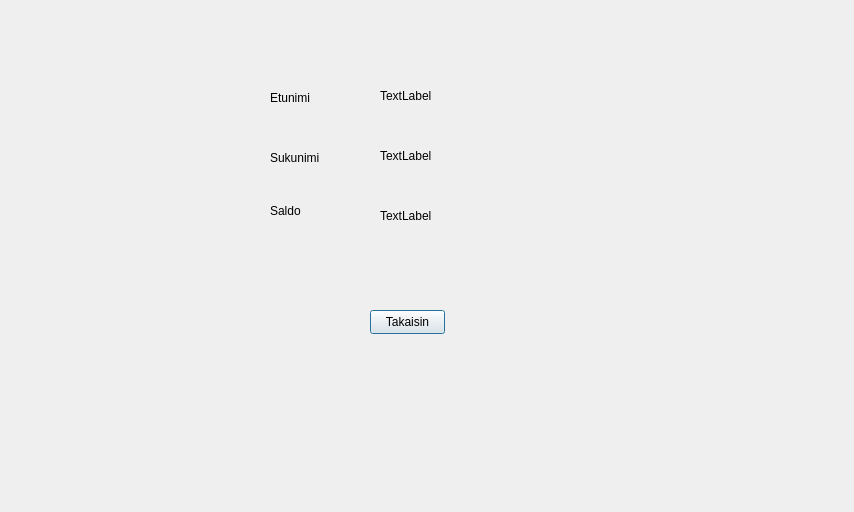
Kealerator/bank_atm_group3, file bank-automat/saldowindow.ui: the form before one commit.
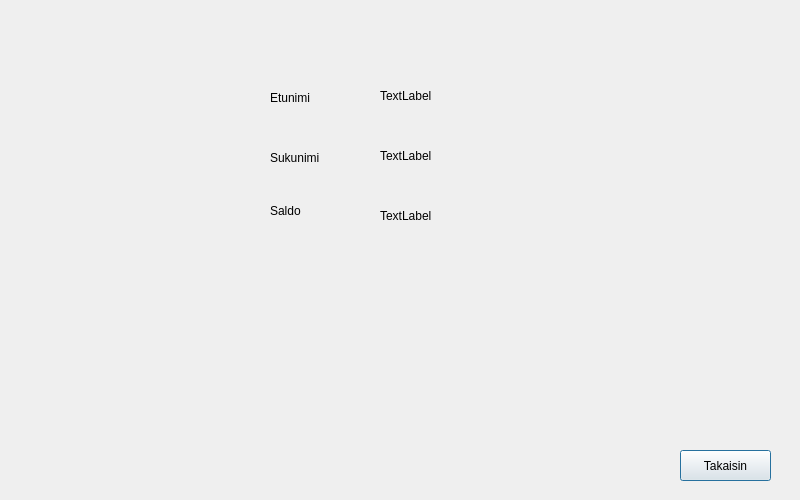
The form after the commit.

Patch:
```diff
--- a/bank-automat/saldowindow.ui
+++ b/bank-automat/saldowindow.ui
@@ -6,8 +6,8 @@
    <rect>
     <x>0</x>
     <y>0</y>
-    <width>854</width>
-    <height>512</height>
+    <width>800</width>
+    <height>500</height>
    </rect>
   </property>
   <property name="windowTitle">
@@ -16,10 +16,10 @@
   <widget class="QPushButton" name="btnReturn">
    <property name="geometry">
     <rect>
-     <x>370</x>
-     <y>310</y>
-     <width>75</width>
-     <height>24</height>
+     <x>680</x>
+     <y>450</y>
+     <width>91</width>
+     <height>31</height>
     </rect>
    </property>
    <property name="text">
```
